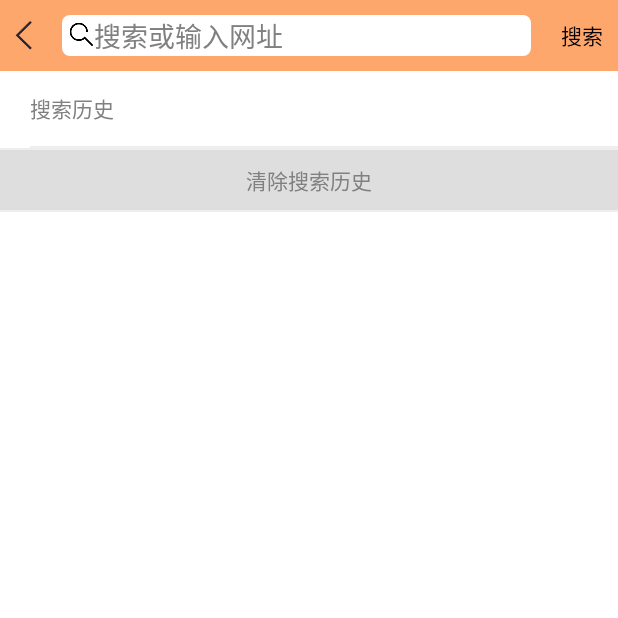
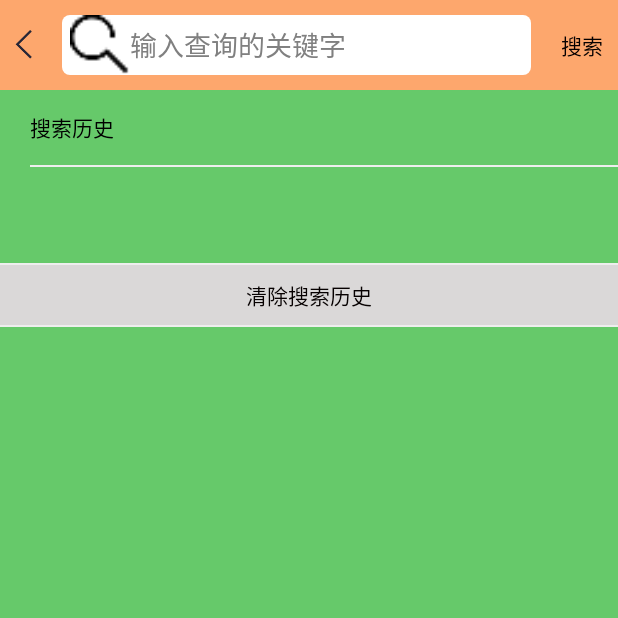
Before and after one commit to caoyaxiong/NewsTitleAPP, an Android app: the SearchActivity screen opened directly, with no data from a screen before it, after a tap on "搜索", on a phone screen of 412 x 824 dp, the top half of it. Run offline under Robolectric (Android 15) with nearby library versions, the phone set to English and light mode, and no system bars; 1 statement that could not run was skipped.

Commit message:
搜索页面完成

```diff
--- a/app/src/main/java/com/tongchengtianqi/activity/SearchActivity.java
+++ b/app/src/main/java/com/tongchengtianqi/activity/SearchActivity.java
@@ -3,26 +3,25 @@ package com.tongchengtianqi.activity;
 import android.content.Context;
 import android.database.Cursor;
 import android.database.sqlite.SQLiteDatabase;
+import android.graphics.Color;
+import android.graphics.drawable.Drawable;
 import android.os.Bundle;
-import android.support.annotation.Nullable;
 import android.support.v7.app.AppCompatActivity;
 import android.text.Editable;
 import android.text.TextWatcher;
 import android.view.KeyEvent;
 import android.view.View;
+import android.view.Window;
 import android.view.inputmethod.InputMethodManager;
 import android.widget.AdapterView;
-import android.widget.BaseAdapter;
-import android.widget.CursorAdapter;
 import android.widget.EditText;
 import android.widget.ImageView;
-import android.widget.ListView;
 import android.widget.SimpleCursorAdapter;
 import android.widget.TextView;
+import android.widget.Toast;
 
 import com.tongchengtianqi.R;
 import com.tongchengtianqi.dao.RecordSQLiteOpenHelper;
-import com.tongchengtianqi.utils.ToastUtils;
 import com.tongchengtianqi.view.MyListView;
 
 import java.util.Date;
@@ -32,131 +31,119 @@ import java.util.Date;
  * 跳转到搜索页面
  */
 
-public class SearchActivity extends AppCompatActivity implements View.OnClickListener {
-
-    private ImageView mSearchBack;
-    private EditText mEditText;
-    private ListView mCustomListView;
-    private TextView mClearRecord;
-    private TextView mSearchHistories;
+public class SearchActivity extends AppCompatActivity {
+    private EditText et_search;
+    private TextView tv_tip;
+    private MyListView listView;
+    private TextView tv_clear;
+    private RecordSQLiteOpenHelper helper = new RecordSQLiteOpenHelper(this);
     private SQLiteDatabase db;
-    private BaseAdapter adapter;
-    private RecordSQLiteOpenHelper helper = new RecordSQLiteOpenHelper(this);
-    private TextView search_button;
+    private SimpleCursorAdapter adapter;
+    private ImageView back_img;
+    private TextView search_text;
+    private TextView history;
 
     @Override
-    protected void onCreate(@Nullable Bundle savedInstanceState) {
+    protected void onCreate(Bundle savedInstanceState) {
         super.onCreate(savedInstanceState);
+        requestWindowFeature(Window.FEATURE_NO_TITLE);
         setContentView(R.layout.activity_search);
+// 初始化控件
+        initView();
 
-        initView();
-        initListener();
+// 清空搜索历史
+        tv_clear.setOnClickListener(new View.OnClickListener() {
+            @Override
+            public void onClick(View v) {
+                deleteData();
+                queryData("");
             }
+        });
 
-
-    private void initView() {
-        mSearchBack = (ImageView) findViewById(R.id.search_back);
-        mEditText = (EditText) findViewById(R.id.editText);
-        mCustomListView = (MyListView) findViewById(R.id.search_lv);
-        search_button = (TextView) findViewById(R.id.search_button);
-        mClearRecord = (TextView) findViewById(R.id.tv_clear);
-        mSearchHistories = (TextView) findViewById(R.id.tv_search_histories);
-    }
-
+// 点击“搜索”实现添加搜索历史
+        search_text.setOnClickListener(new View.OnClickListener() {
             @Override
             public void onClick(View view) {
-        switch (view.getId()) {
-            case R.id.search_back:
-                finish();
-                break;
-            case R.id.search_button:
+String s=et_search.getText().toString();
+                // 先隐藏键盘
+                        ((InputMethodManager) getSystemService(Context.INPUT_METHOD_SERVICE)).hideSoftInputFromWindow(
+                        getCurrentFocus().getWindowToken(), InputMethodManager.HIDE_NOT_ALWAYS);
+                if (s.toString().trim().length() == 0) {
+                    tv_tip.setTextColor(Color.BLACK);
+                    tv_tip.setText("搜索历史");
+                } else {
+                    tv_tip.setTextColor(Color.BLACK);
+                    tv_tip.setText("搜索结果");
+                }
+                String tempName = et_search.getText().toString();
+// 根据tempName去模糊查询数据库中有没有数据
+                queryData(tempName);
+// 按完搜索键后将当前查询的关键字保存起来,如果该关键字已经存在就不执行保存
+                boolean hasData = hasData(et_search.getText().toString().trim());
+                if (!hasData) {
+                    insertData(et_search.getText().toString().trim());
+                    queryData("");
+                }
+// TODO 根据输入的内容模糊查询商品，并跳转到另一个界面，由你自己去实现
+                Toast.makeText(SearchActivity.this, "clicked!", Toast.LENGTH_SHORT).show();
+
+            }
+        });
+
+// 搜索框的键盘搜索键点击回调
+        et_search.setOnKeyListener(new View.OnKeyListener() {// 输入完后按键盘上的搜索键
+
+            public boolean onKey(View v, int keyCode, KeyEvent event) {
+                if (keyCode == KeyEvent.KEYCODE_ENTER && event.getAction() == KeyEvent.ACTION_DOWN) {// 修改回车键功能
 // 先隐藏键盘
                     ((InputMethodManager) getSystemService(Context.INPUT_METHOD_SERVICE)).hideSoftInputFromWindow(
                             getCurrentFocus().getWindowToken(), InputMethodManager.HIDE_NOT_ALWAYS);
 // 按完搜索键后将当前查询的关键字保存起来,如果该关键字已经存在就不执行保存
-                if (mEditText.getText().toString().trim().equals("")) {
-                    ToastUtils.show(this, "输入的内容不能为空,请重新输入", 2000);
-                } else {
-                    boolean hasData = hasData(mEditText.getText().toString().trim());
-                    //如果数据库中没有该数据，进行模糊查询
+                    boolean hasData = hasData(et_search.getText().toString().trim());
                     if (!hasData) {
-                        insertData(mEditText.getText().toString().trim());
+                        insertData(et_search.getText().toString().trim());
                         queryData("");
                     }
-                    // TODO 根据输入的内容模糊查询内容，并跳转到另一个界面，由你自己去实现
-                    ToastUtils.show(this, "clicked!", 2000);
-                }
-                break;
-            case R.id.tv_clear:
-                deleteData();
-                queryData("");
-            default:
-                break;
-        }
-    }
-
-
-    protected void initListener() {
-        mSearchBack.setOnClickListener(this);
-        mEditText.setOnClickListener(this);
-        search_button.setOnClickListener(this);
-        mClearRecord.setOnClickListener(this);
-        // 输入完后按键盘上的搜索键
-        mEditText.setOnKeyListener(new View.OnKeyListener() {
-            @Override
-            public boolean onKey(View v, int keyCode, KeyEvent event) {
-                // 修改回车键功能
-                if (keyCode == KeyEvent.KEYCODE_ENTER && event.getAction() == KeyEvent.ACTION_DOWN) {
-                    // 先隐藏键盘
-                    ((InputMethodManager) getSystemService(Context.INPUT_METHOD_SERVICE)).hideSoftInputFromWindow(
-                            getCurrentFocus().getWindowToken(), InputMethodManager.HIDE_NOT_ALWAYS);
-                    // 按完搜索键后将当前查询的关键字保存起来,如果该关键字已经存在就不执行保存
-                    ToastUtils.show(SearchActivity.this, "clicked!", 2000);
-                    boolean hasData = hasData(mEditText.getText().toString().trim());
-                    if (!hasData) {
-                        insertData(mEditText.getText().toString().trim());
-                        queryData("");
-                    }
-                    // TODO 根据输入的内容模糊查询内容，并跳转到另一个界面，由你自己去实现
-                    ToastUtils.show(SearchActivity.this, "clicked!", 2000);
+// TODO 根据输入的内容模糊查询商品，并跳转到另一个界面，由你自己去实现
+                    Toast.makeText(SearchActivity.this, "clicked!", Toast.LENGTH_SHORT).show();
                 }
                 return false;
             }
         });
 
 // 搜索框的文本变化实时监听
-        mEditText.addTextChangedListener(new TextWatcher() {
+        et_search.addTextChangedListener(new TextWatcher() {
             @Override
             public void beforeTextChanged(CharSequence s, int start, int count, int after) {
-
             }
 
             @Override
             public void onTextChanged(CharSequence s, int start, int before, int count) {
-
             }
 
             @Override
             public void afterTextChanged(Editable s) {
                 if (s.toString().trim().length() == 0) {
-                    mSearchHistories.setText("搜索历史");
+                    tv_tip.setTextColor(Color.BLACK);
+                    tv_tip.setText("搜索历史");
                 } else {
-                    mSearchHistories.setText("搜索结果");
+                    tv_tip.setTextColor(Color.BLACK);
+                    tv_tip.setText("搜索结果");
                 }
-                String tempName = mEditText.getText().toString();
+                String tempName = et_search.getText().toString();
 // 根据tempName去模糊查询数据库中有没有数据
                 queryData(tempName);
-
             }
         });
 
-        mCustomListView.setOnItemClickListener(new AdapterView.OnItemClickListener() {
+        listView.setOnItemClickListener(new AdapterView.OnItemClickListener() {
             @Override
             public void onItemClick(AdapterView<?> parent, View view, int position, long id) {
                 TextView textView = (TextView) view.findViewById(android.R.id.text1);
                 String name = textView.getText().toString();
-                mEditText.setText(name);
-                ToastUtils.show(SearchActivity.this, name, 2000);
+                et_search.setTextColor(Color.BLACK);
+                et_search.setText(name);
+                Toast.makeText(SearchActivity.this, name, Toast.LENGTH_SHORT).show();
 // TODO 获取到item上面的文字，根据该关键字跳转到另一个页面查询，由你自己去实现
             }
         });
@@ -164,33 +151,41 @@ public class SearchActivity extends AppCompatActivity implements View.OnClickLis
 // 插入数据，便于测试，否则第一次进入没有数据怎么测试呀？
         Date date = new Date();
         long time = date.getTime();
-        insertData("Leo" + time);
+
 
 // 第一次进入查询所有的历史记录
         queryData("");
     }
 
-    /*插入数据*/
+    /**
+     *    * 插入数据
+     *
+     */
     private void insertData(String tempName) {
         db = helper.getWritableDatabase();
         db.execSQL("insert into records(name) values('" + tempName + "')");
         db.close();
     }
 
-    /*模糊查询数据*/
+    /**
+     *    * 模糊查询数据
+     *
+     */
     private void queryData(String tempName) {
         Cursor cursor = helper.getReadableDatabase().rawQuery(
-                "select id as _id,name from records where name like '% tempName %' order by id desc ", null);
+                "select id as _id,name from records where name like '%" + tempName + "%' order by id desc ", null);
 // 创建adapter适配器对象
-        adapter = new SimpleCursorAdapter(this, android.R.layout.simple_list_item_1, cursor, new String[]{"name"},
-                new int[]{android.R.id.text1}, CursorAdapter.FLAG_REGISTER_CONTENT_OBSERVER);
+        adapter = new SimpleCursorAdapter(this, android.R.layout.simple_list_item_2, cursor, new String[]{"name"},
+                new int[]{android.R.id.text1}, 0);
 // 设置适配器
-        mCustomListView.setAdapter(adapter);
+        listView.setAdapter(adapter);
         adapter.notifyDataSetChanged();
-
     }
 
-    /*检查数据库中是否已经有该条记录*/
+    /**
+     *    * 检查数据库中是否已经有该条记录
+     *
+     */
     private boolean hasData(String tempName) {
         Cursor cursor = helper.getReadableDatabase().rawQuery(
                 "select id as _id,name from records where name =?", new String[]{tempName});
@@ -198,10 +193,32 @@ public class SearchActivity extends AppCompatActivity implements View.OnClickLis
         return cursor.moveToNext();
     }
 
-    /*清空数据*/
+    /**
+     *    * 清空数据
+     *
+     */
     private void deleteData() {
         db = helper.getWritableDatabase();
         db.execSQL("delete from records");
         db.close();
     }
+
+    private void initView() {
+        back_img = (ImageView) findViewById(R.id.search_back);
+        et_search = (EditText) findViewById(R.id.et_search);
+        tv_tip = (TextView) findViewById(R.id.tv_tip);
+        listView = (MyListView) findViewById(R.id.listView);
+        tv_clear = (TextView) findViewById(R.id.tv_clear);
+        search_text = (TextView) findViewById(R.id.search_text);
+back_img.setOnClickListener(new View.OnClickListener() {
+    @Override
+    public void onClick(View view) {
+        finish();
     }
+});
+// 调整EditText左边的搜索按钮的大小
+        Drawable drawable = getResources().getDrawable(R.mipmap.search_img);
+        drawable.setBounds(0, 0, 60, 60);// 第一0是距左边距离，第二0是距上边距离，60分别是长宽
+        et_search.setCompoundDrawables(drawable, null, null, null);// 只放左边
+    }
+}
--- a/app/src/main/res/layout/activity_search.xml
+++ b/app/src/main/res/layout/activity_search.xml
@@ -2,13 +2,14 @@
 <LinearLayout xmlns:android="http://schemas.android.com/apk/res/android"
     android:layout_width="match_parent"
     android:layout_height="match_parent"
-    android:background="@color/white"
-    android:fitsSystemWindows="true"
+    android:focusableInTouchMode="true"
+    android:background="@color/green"
     android:orientation="vertical">
+
+
     <LinearLayout
-        android:layout_width="wrap_content"
+        android:layout_width="match_parent"
         android:layout_height="wrap_content"
-        android:layout_centerVertical="true"
         android:background="@color/orange"
         android:orientation="horizontal"
         android:padding="10dp">
@@ -22,7 +23,7 @@
             android:src="@mipmap/back" />
 
         <EditText
-            android:id="@+id/editText"
+            android:id="@+id/et_search"
             android:layout_width="400dp"
             android:layout_height="wrap_content"
             android:layout_gravity="center"
@@ -30,33 +31,27 @@
             android:layout_weight="1"
             android:background="@drawable/search_view_shape"
             android:drawableLeft="@mipmap/search_img"
-            android:hint="@string/editText"
+            android:hint="输入查询的关键字"
             android:textColorHint="@color/gray_new"
             android:imeOptions="actionSearch"
             android:inputType="text"
             android:paddingLeft="5dp"
             android:textColor="@color/black"
-            android:singleLine="true"
-            />
-
+            android:singleLine="true" />
         <TextView
-                android:id="@+id/search_button"
+            android:id="@+id/search_text"
             android:layout_width="wrap_content"
             android:layout_height="wrap_content"
-                android:layout_centerVertical="true"
+            android:text="搜索"
+            android:textColor="@color/black"
             android:layout_gravity="center"
             android:layout_marginLeft="20dp"
-                android:text="搜索"
-                android:textColor="@color/black"
             />
-
     </LinearLayout>
-
 
     <ScrollView
         android:layout_width="wrap_content"
-        android:layout_height="wrap_content"
-        android:layout_weight="1">
+        android:layout_height="wrap_content">
 
         <LinearLayout
             android:layout_width="match_parent"
@@ -67,58 +62,46 @@
                 android:layout_width="match_parent"
                 android:layout_height="wrap_content"
                 android:orientation="vertical"
-                android:paddingLeft="20dp"
-
-                >
+                android:paddingLeft="20dp">
 
                 <TextView
-                    android:id="@+id/tv_search_histories"
+                    android:id="@+id/tv_tip"
                     android:layout_width="match_parent"
                     android:layout_height="50dp"
+                    android:textColor="@color/black"
                     android:gravity="left|center_vertical"
-                    android:textColor="@color/gray_new"
                     android:text="搜索历史" />
 
                 <View
                     android:layout_width="match_parent"
                     android:layout_height="1dp"
-                    android:background="#EEEEEE" />
+                    android:background="#EEEEEE"></View>
 
                 <com.tongchengtianqi.view.MyListView
-                    android:id="@+id/search_lv"
+                    android:id="@+id/listView"
                     android:layout_width="match_parent"
-                    android:layout_height="wrap_content">
-
-                </com.tongchengtianqi.view.MyListView>
-
-
+                    android:layout_height="wrap_content"></com.tongchengtianqi.view.MyListView>
             </LinearLayout>
 
             <View
                 android:layout_width="match_parent"
                 android:layout_height="1dp"
-                android:background="#EEEEEE">
-
-            </View>
+                android:background="#EEEEEE"></View>
 
             <TextView
                 android:id="@+id/tv_clear"
                 android:layout_width="match_parent"
                 android:layout_height="40dp"
-                android:background="@color/gray"
+                android:background="@color/gray_item_press"
                 android:gravity="center"
-                android:text="清除搜索历史"
-                android:textColor="@color/gray_new"/>
+                android:textColor="@color/black"
+                android:text="清除搜索历史" />
 
             <View
                 android:layout_width="match_parent"
                 android:layout_height="1dp"
                 android:layout_marginBottom="20dp"
-                android:background="#EEEEEE">
-
-            </View>
+                android:background="#EEEEEE"></View>
         </LinearLayout>
-
     </ScrollView>
-
 </LinearLayout>
```
Also changed, not shown: app/src/main/java/com/tongchengtianqi/fragment/HomeFragment.java (+10 -2 lines), app/src/main/res/layout/history_list.xml (added, +10 -0 lines). Lines whose indentation alone changed are shown as unchanged.
